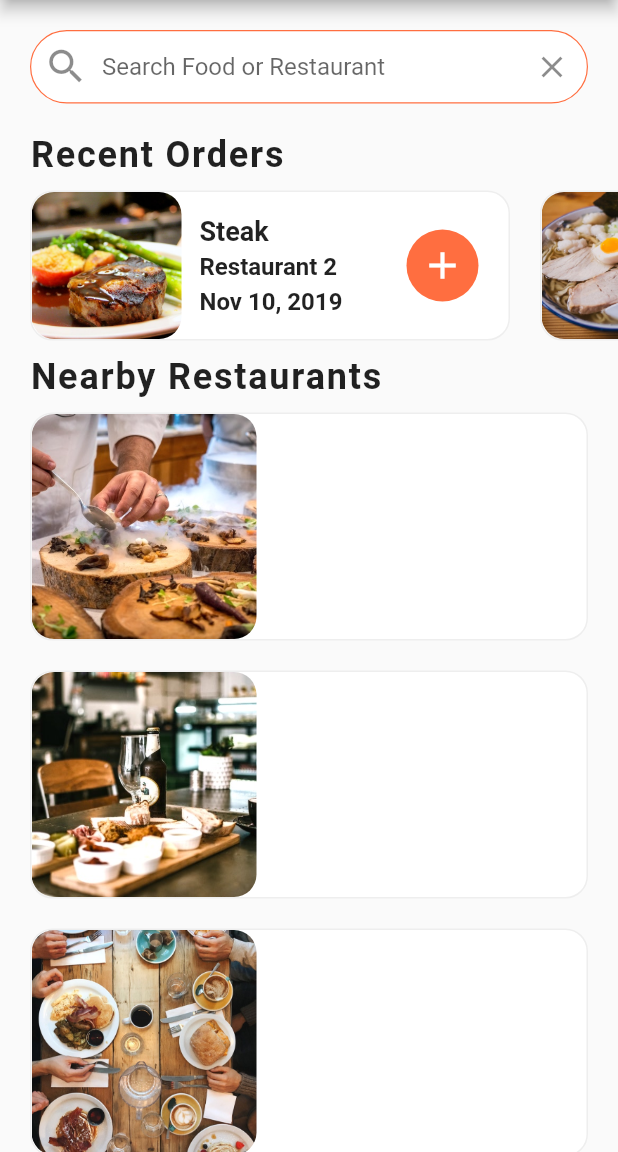
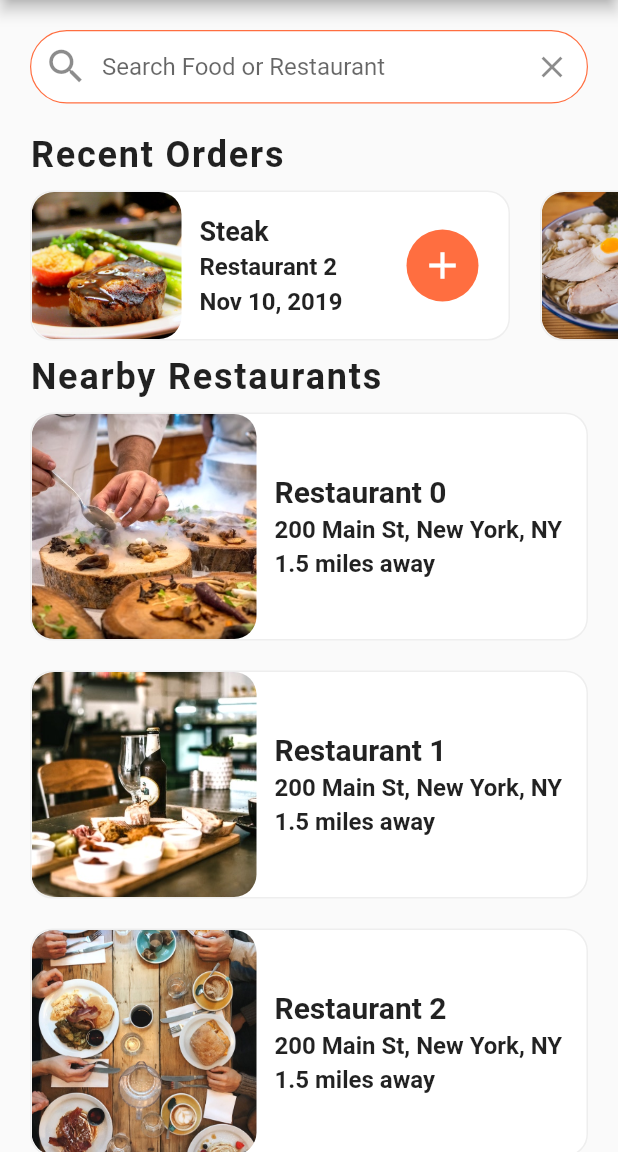
Before and after one commit to alexandrecyano/Food-Delivery-App-UI, a Flutter app: the screen it shows after launch, on a phone screen of 412 x 824 dp, the part 84-1236 px from its top. Run offline on Flutter 3.47's test engine with Material 2 defaults, Android fonts, the phone set to English and light mode, and no system bars.

Commit message:
add style to text in restaurant list

```diff
--- a/lib/screens/home_screen.dart
+++ b/lib/screens/home_screen.dart
@@ -34,6 +34,43 @@ class _HomeScreenState extends State<HomeScreen> {
                     image: AssetImage(restaurant.imageUrl),
                     fit: BoxFit.cover),
               ),
+              Container(
+                margin: EdgeInsets.all(12.0),
+                child: Column(
+                  crossAxisAlignment: CrossAxisAlignment.start,
+                  mainAxisAlignment: MainAxisAlignment.center,
+                  children: <Widget>[
+                    Text(
+                      restaurant.name,
+                      style: TextStyle(
+                        fontSize: 20.0,
+                        fontWeight: FontWeight.bold,
+                      ),
+                      overflow: TextOverflow.ellipsis,
+                    ),
+                    //The rating goes here
+                    SizedBox(height: 4.0),
+
+                    Text(
+                      restaurant.address,
+                      style: TextStyle(
+                        fontSize: 16.0,
+                        fontWeight: FontWeight.w600,
+                      ),
+                      overflow: TextOverflow.ellipsis,
+                    ),
+                    SizedBox(height: 4.0),
+                    Text(
+                      '1.5 miles away',
+                      style: TextStyle(
+                        fontSize: 16.0,
+                        fontWeight: FontWeight.w600,
+                      ),
+                      overflow: TextOverflow.ellipsis,
+                    )
+                  ],
+                ),
+              )
             ],
           ),
         ),
```
